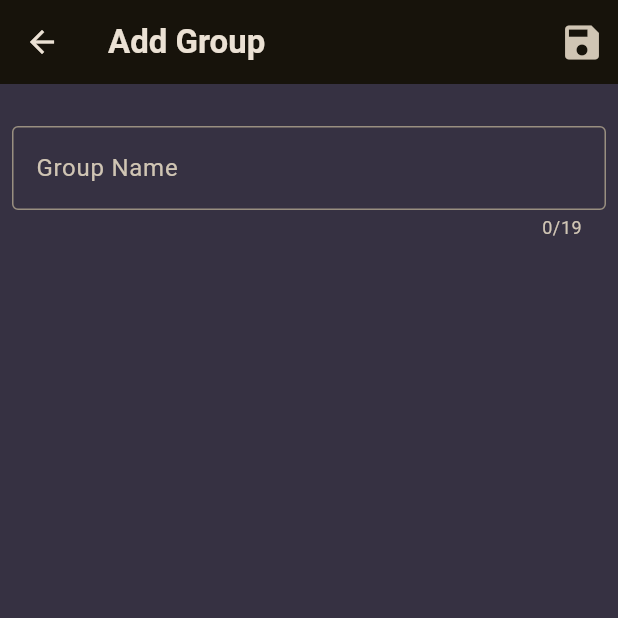
After one commit to WatWittawat/qrGroup, a Flutter app: the AddGroupScreen screen opened directly, on a phone screen of 412 x 824 dp, the top half of it. The commit adds this screen. Run offline on Flutter 3.47's test engine with Material 3 defaults, Android fonts, the phone set to English and light mode, and no system bars; our stand-ins replace flutter_riverpod, google_fonts, image_picker.

Commit message:
finish app [but without localDatabase]

```diff
--- a/lib/models/people.dart
+++ b/lib/models/people.dart
@@ -21,14 +21,15 @@ class Qrcode {
       : id = id ?? uuid.v4();
 }
 
-class ListGroup {
+class Group {
   String? id;
   final String name;
-  final List<People> people;
+  List<People>? people;
 
-  ListGroup({
-    required this.people,
+  Group({
     required this.name,
+    List<People>? listpeople,
     String? id,
-  }) : id = id ?? uuid.v4();
+  })  : id = id ?? uuid.v4(),
+        people = listpeople ?? [];
 }
--- /dev/null
+++ b/lib/providers/group.dart
@@ -0,0 +1,46 @@
+import 'package:flutter_riverpod/flutter_riverpod.dart';
+import 'package:qr_group/models/people.dart';
+
+class GroupNotifier extends StateNotifier<List<Group>> {
+  GroupNotifier() : super([]);
+
+  void addGroup(Group group) {
+    state = [...state, group];
+  }
+
+  void togglePersonInGroup(String groupId, List<People> newList) {
+    state = state.map((group) {
+      if (group.id == groupId) {
+        return Group(
+          id: group.id,
+          name: group.name,
+          listpeople: newList,
+        );
+      } else {
+        return group;
+      }
+    }).toList();
+  }
+
+  void deleteGroup(String groupId) {
+    state = state.where((group) => group.id != groupId).toList();
+  }
+
+  void editNameGroup(String groupId, String newName) {
+    state = state.map((group) {
+      if (group.id == groupId) {
+        return Group(
+          id: group.id,
+          name: newName,
+          listpeople: group.people,
+        );
+      } else {
+        return group;
+      }
+    }).toList();
+  }
+}
+
+final groupProvider = StateNotifierProvider<GroupNotifier, List<Group>>(
+  (ref) => GroupNotifier(),
+);
--- /dev/null
+++ b/lib/screens/add_group.dart
@@ -0,0 +1,64 @@
+import 'package:flutter/material.dart';
+import 'package:flutter_riverpod/flutter_riverpod.dart';
+import 'package:qr_group/models/people.dart';
+import 'package:qr_group/providers/group.dart';
+
+class AddGroupScreen extends ConsumerStatefulWidget {
+  const AddGroupScreen({super.key});
+  @override
+  ConsumerState<AddGroupScreen> createState() {
+    return _AddGroupState();
+  }
+}
+
+class _AddGroupState extends ConsumerState<AddGroupScreen> {
+  final nameGroup = TextEditingController();
+  @override
+  Widget build(BuildContext context) {
+    return Scaffold(
+      appBar: AppBar(
+        title: const Text("Add Group"),
+        actions: [
+          IconButton(
+            icon: const Icon(Icons.save),
+            iconSize: 30,
+            onPressed: _addGroup,
+          ),
+        ],
+      ),
+      body: Padding(
+        padding: const EdgeInsets.all(8.0),
+        child: Column(
+          children: [
+            const SizedBox(height: 20),
+            TextField(
+              controller: nameGroup,
+              style: Theme.of(context).textTheme.bodyLarge!.copyWith(
+                    color: Theme.of(context).colorScheme.onBackground,
+                  ),
+              maxLength: 19,
+              decoration: const InputDecoration(
+                labelText: "Group Name",
+                border: OutlineInputBorder(),
+              ),
+            ),
+          ],
+        ),
+      ),
+    );
+  }
+
+  @override
+  void dispose() {
+    nameGroup.dispose();
+    super.dispose();
+  }
+
+  void _addGroup() {
+    if (nameGroup.text.isEmpty) {
+      return;
+    }
+    ref.read(groupProvider.notifier).addGroup(Group(name: nameGroup.text));
+    Navigator.of(context).pop();
+  }
+}
```
Also changed, not shown: lib/screens/add_friend.dart (+5 -27 lines), lib/screens/add_qr.dart (+12 -6 lines), lib/screens/friend.dart (+32 -10 lines), lib/screens/group.dart (+30 -10 lines), lib/screens/insert_friend.dart (added, +79 -0 lines), lib/widgets/friends_list.dart (+91 -23 lines), lib/widgets/group_list.dart (added, +177 -0 lines), lib/widgets/list_qr.dart (+13 -5 lines), lib/widgets/selected_qr.dart (+12 -3 lines).
